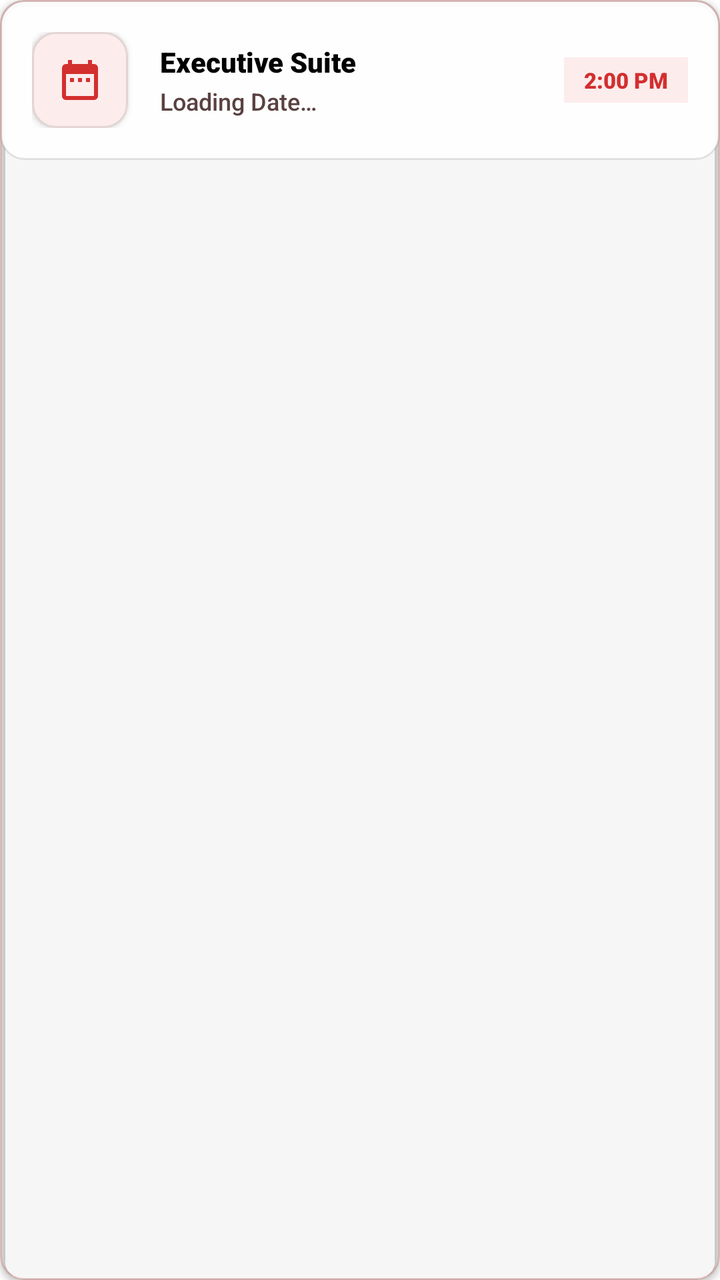
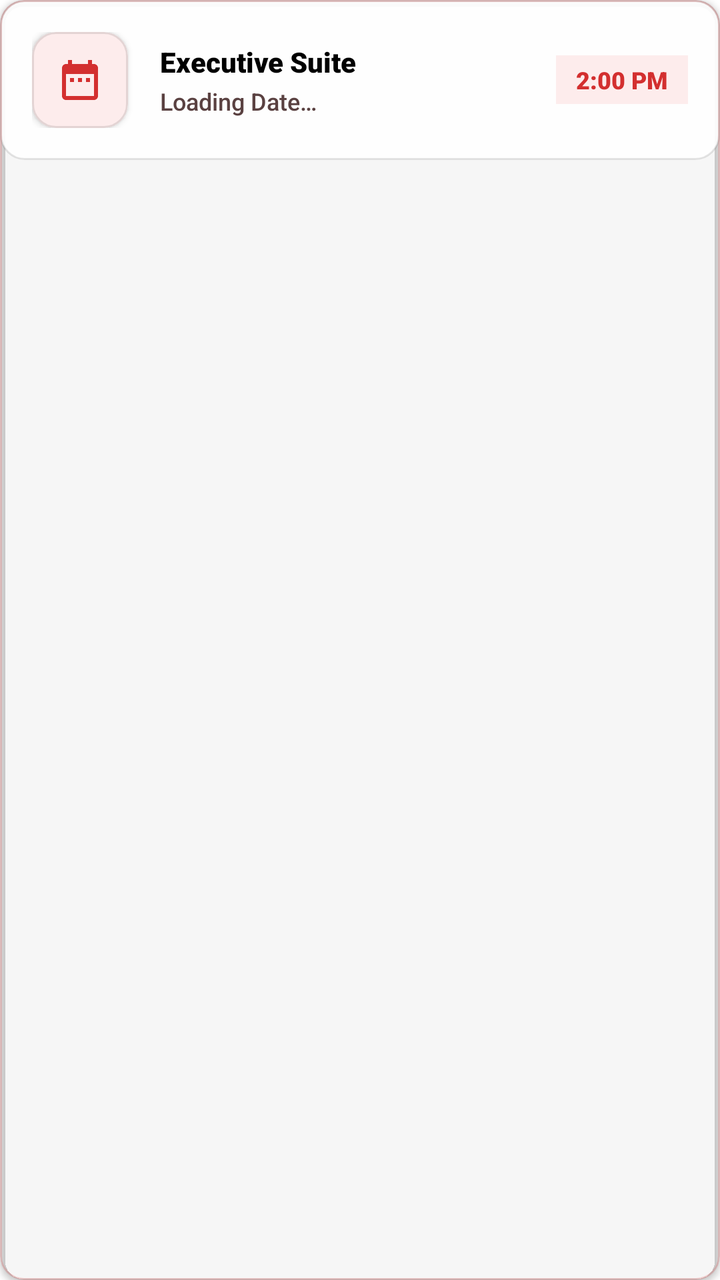

Before-and-after screenshots of an Android layout around one commit, followed by the original layout XML and the change that was made.
<!-- AndroidManifest.xml: application theme Theme.VelocitySuites -->
<!-- res/layout/item_upcoming_transaction.xml -->
<?xml version="1.0" encoding="utf-8"?>
<com.google.android.material.card.MaterialCardView xmlns:android="http://schemas.android.com/apk/res/android"
    xmlns:app="http://schemas.android.com/apk/res-auto"
    style="@style/Widget.Velocity.Card.Glass"
    android:layout_width="match_parent"
    android:layout_height="wrap_content"
    android:layout_marginBottom="12dp">

    <LinearLayout
        android:layout_width="match_parent"
        android:layout_height="wrap_content"
        android:background="@drawable/bg_glass_card_white"
        android:gravity="center_vertical"
        android:orientation="horizontal"
        android:padding="16dp">

        <com.google.android.material.card.MaterialCardView
            android:id="@+id/transactionIconContainer"
            android:layout_width="48dp"
            android:layout_height="48dp"
            app:cardBackgroundColor="@color/velocity_red_soft"
            app:cardCornerRadius="@dimen/card_corner_radius"
            app:cardElevation="@dimen/card_elevation">
            <ImageView
                android:id="@+id/ivTransactionIcon"
                android:layout_width="24dp"
                android:layout_height="24dp"
                android:layout_gravity="center"
                android:importantForAccessibility="no"
                android:src="@drawable/ic_calendar"
                app:tint="@color/velocity_red_primary" />
        </com.google.android.material.card.MaterialCardView>

        <LinearLayout
            android:layout_width="0dp"
            android:layout_height="wrap_content"
            android:layout_marginStart="16dp"
            android:layout_weight="1"
            android:orientation="vertical">

            <TextView
                android:id="@+id/tvTransactionTitle"
                android:layout_width="wrap_content"
                android:layout_height="wrap_content"
                android:fontFamily="sans-serif-black"
                android:text="@string/executive_suite"
                android:textColor="@color/black"
                android:textSize="14sp" />

            <TextView
                android:id="@+id/tvTransactionDate"
                android:layout_width="wrap_content"
                android:layout_height="wrap_content"
                android:layout_marginTop="2dp"
                android:fontFamily="sans-serif-medium"
                android:text="@string/loading_date"
                android:textColor="@color/velocity_text_secondary"
                android:textSize="12sp" />
        </LinearLayout>

        <TextView
            android:id="@+id/tvTimeLabel"
            android:layout_width="wrap_content"
            android:layout_height="wrap_content"
            android:background="@drawable/shape_intro_pill"
            android:backgroundTint="@color/velocity_red_soft"
            android:paddingHorizontal="10dp"
            android:paddingVertical="4dp"
            android:text="@string/check_in_time"
            android:textColor="@color/velocity_red_primary"
            android:textSize="11sp"
            android:fontFamily="sans-serif-black" />

    </LinearLayout>
</com.google.android.material.card.MaterialCardView>
<!-- resources referenced by this layout -->
<resources>
  <color name="black">#FF000000</color>
  <color name="velocity_red_primary">#D32F2F</color>
  <color name="velocity_red_soft">#FDECEC</color>
  <color name="velocity_text_secondary">#5A4141</color>
  <dimen name="card_corner_radius">12dp</dimen>
  <dimen name="card_elevation">2dp</dimen>
  <!-- drawable bg_glass_card_white (drawable) -->
  <?xml version="1.0" encoding="utf-8"?>
  <shape xmlns:android="http://schemas.android.com/apk/res/android">
      <solid android:color="#E6FFFFFF" />
      <stroke android:width="1dp" android:color="#1A000000" />
      <corners android:radius="@dimen/card_corner_radius" />
  </shape>
  <!-- drawable ic_calendar (drawable) -->
  <vector xmlns:android="http://schemas.android.com/apk/res/android"
      android:width="24dp"
      android:height="24dp"
      android:viewportWidth="24"
      android:viewportHeight="24">
    <path
        android:fillColor="#000000"
        android:pathData="M19,4h-1V2h-2v2H8V2H6v2H5C3.89,4 3.01,4.9 3.01,6L3,20c0,1.1 0.89,2 2,2h14c1.1,0 2,-0.9 2,-2V6C21,4.9 20.1,4 19,4zM19,20H5V9h14V20zM7,11h2v2H7V11zM11,11h2v2h-2V11zM15,11h2v2h-2V11z"/>
  </vector>
  <!-- drawable shape_intro_pill (drawable) -->
  <?xml version="1.0" encoding="utf-8"?>
  <shape xmlns:android="http://schemas.android.com/apk/res/android">
      <solid android:color="@color/velocity_red_primary" />
      <corners android:radius="0dp" />
  </shape>
  <string name="check_in_time">2:00 PM</string>
  <string name="executive_suite">Executive Suite</string>
  <string name="loading_date">Loading Date…</string>
  <color name="velocity_red_alpha_20">#33D32F2F</color>
  <color name="velocity_red_dark">#7F1212</color>
  <color name="white">#FFFFFFFF</color>
  <color name="velocity_red_rose">#EF5350</color>
  <color name="velocity_red_deep">#5A0A0A</color>
  <style name="ShapeAppearance.Velocity.Square" parent="">
          <item name="cornerFamily">rounded</item>
          <item name="cornerSize">0dp</item>
      </style>
  <style name="ShapeAppearance.Velocity.Card" parent="">
          <item name="cornerFamily">rounded</item>
          <item name="cornerSize">@dimen/card_corner_radius</item>
      </style>
  <style name="Widget.Velocity.Card.Flat" parent="Widget.MaterialComponents.CardView">
          <item name="cardElevation">@dimen/card_elevation</item>
          <item name="cardCornerRadius">@dimen/card_corner_radius</item>
          <item name="cardBackgroundColor">@color/velocity_surface_elevated</item>
          <item name="strokeColor">@color/velocity_divider_hairline</item>
          <item name="strokeWidth">1dp</item>
          <item name="shapeAppearance">@style/ShapeAppearance.Velocity.Card</item>
      </style>
  <style name="Widget.Velocity.Flat.Snackbar" parent="Widget.MaterialComponents.Snackbar">
          <item name="android:background">@drawable/bg_snackbar_flat</item>
          <item name="android:elevation">0dp</item>
      </style>
  <color name="velocity_surface_elevated">#FFFFFF</color>
  <color name="velocity_divider_hairline">#1A000000</color>
  <!-- drawable bg_snackbar_flat (drawable) -->
  <?xml version="1.0" encoding="utf-8"?>
  <shape xmlns:android="http://schemas.android.com/apk/res/android" android:shape="rectangle">
      <solid android:color="#323232" />
      <stroke android:width="1dp" android:color="#33FFFFFF" />
      <corners android:radius="0dp" />
  </shape>
  <style name="Widget.Velocity.Flat.BottomSheet" parent="Widget.MaterialComponents.BottomSheet.Modal">
          <item name="shapeAppearanceOverlay">@style/ShapeAppearance.Velocity.Square</item>
          <item name="android:elevation">0dp</item>
          <item name="backgroundTint">@color/velocity_surface_elevated</item>
      </style>
  <!-- unchanged entries left out for length: 9 -->
</resources>

<!-- the commit's change to res/layout/item_upcoming_transaction.xml (unified diff, before → after) -->
@@ -68,7 +68,7 @@
             android:paddingVertical="4dp"
             android:text="@string/check_in_time"
             android:textColor="@color/velocity_red_primary"
-            android:textSize="11sp"
+            android:textSize="12sp"
             android:fontFamily="sans-serif-black" />
 
     </LinearLayout>
